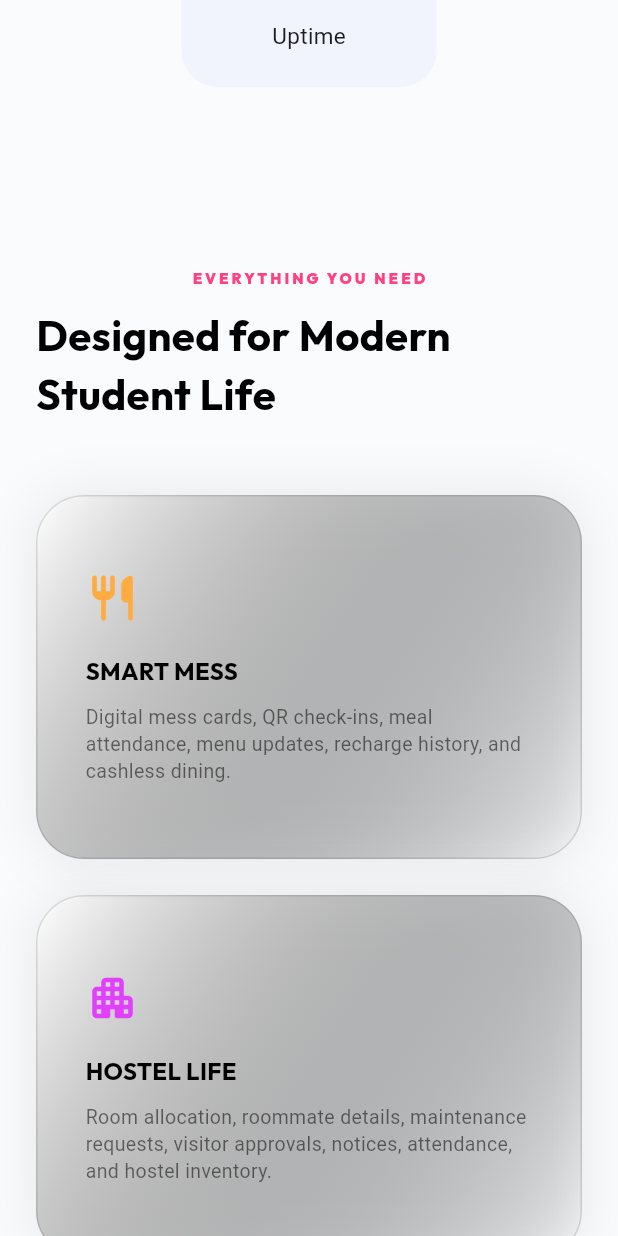
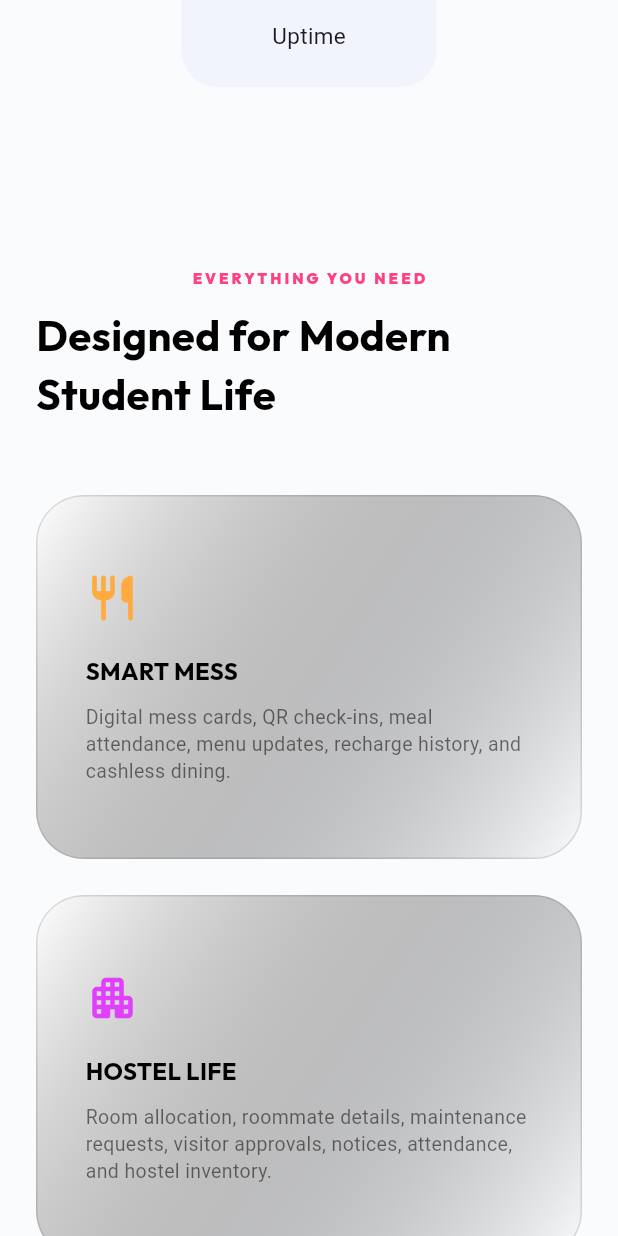
Before and after one commit to I-am-Manu-Singh/HostelShopManagementApp, a Flutter app: the WebLandingScreen screen opened directly with empty values, scrolled down 1728 dp, on a phone screen of 412 x 824 dp. Run offline on Flutter 3.47's test engine with Material 3 defaults, Android fonts, the phone set to English and light mode, and no system bars; drawn by our look-alikes of overlay_support; our stand-ins replace animate_do, cached_network_image, camera, file_picker, fl_chart, flutter_local_notifications and 22 more; missing offline and left inert: google_mlkit_face_detection, mobile_scanner; accounts and stored records are empty.

Commit message:
perf: resolve web footer parameters mismatch and optimize rendering shadows for lag-free scrolling

```diff
--- a/lib/screens/home_screen.dart
+++ b/lib/screens/home_screen.dart
@@ -189,7 +189,7 @@ class _HomeScreenState extends State<HomeScreen> {
                         children: pages,
                       ),
                     ),
-                    _buildWebFooter(context),
+                    _buildWebFooter(context, isDark, MediaQuery.of(context).size.width > 800),
                   ],
                 ),
               ),
--- a/lib/screens/web_landing_screen.dart
+++ b/lib/screens/web_landing_screen.dart
@@ -334,13 +334,7 @@ _featureCard(
         ? Colors.white12
         : Colors.black12,
   ),
-  boxShadow: [
-    BoxShadow(
-      blurRadius: 30,
-      spreadRadius: 1,
-      color: Colors.black.withOpacity(.08),
-    )
-  ],
+  boxShadow: [],
 ),
       child: Column(
         crossAxisAlignment: CrossAxisAlignment.start,
```
